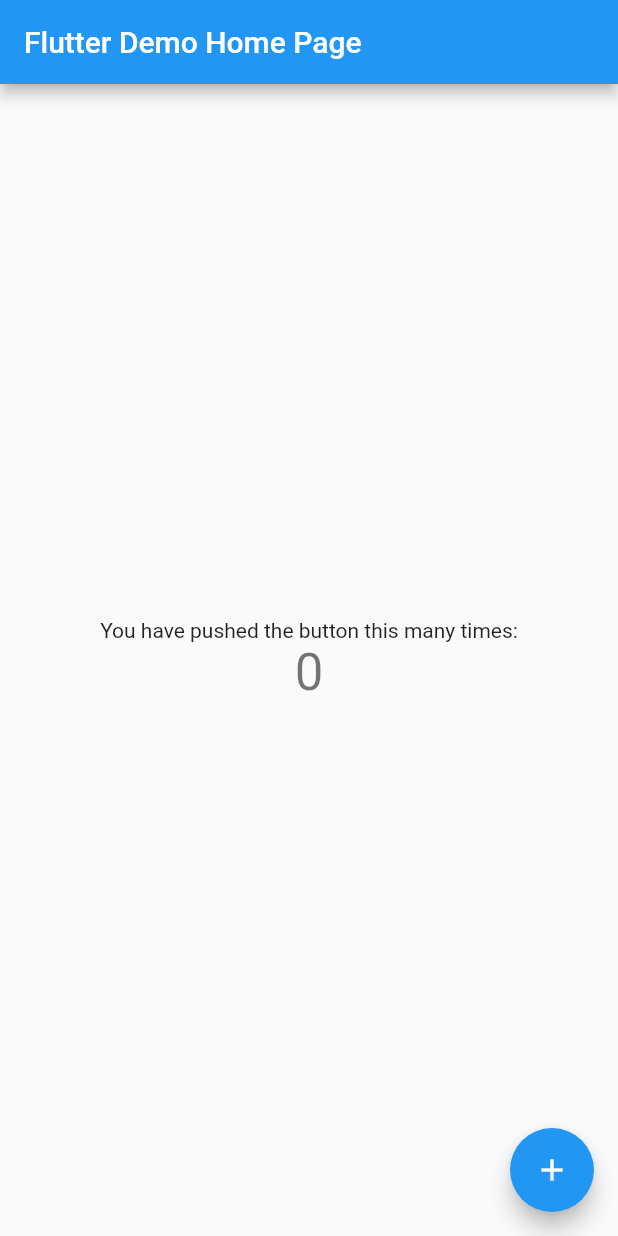
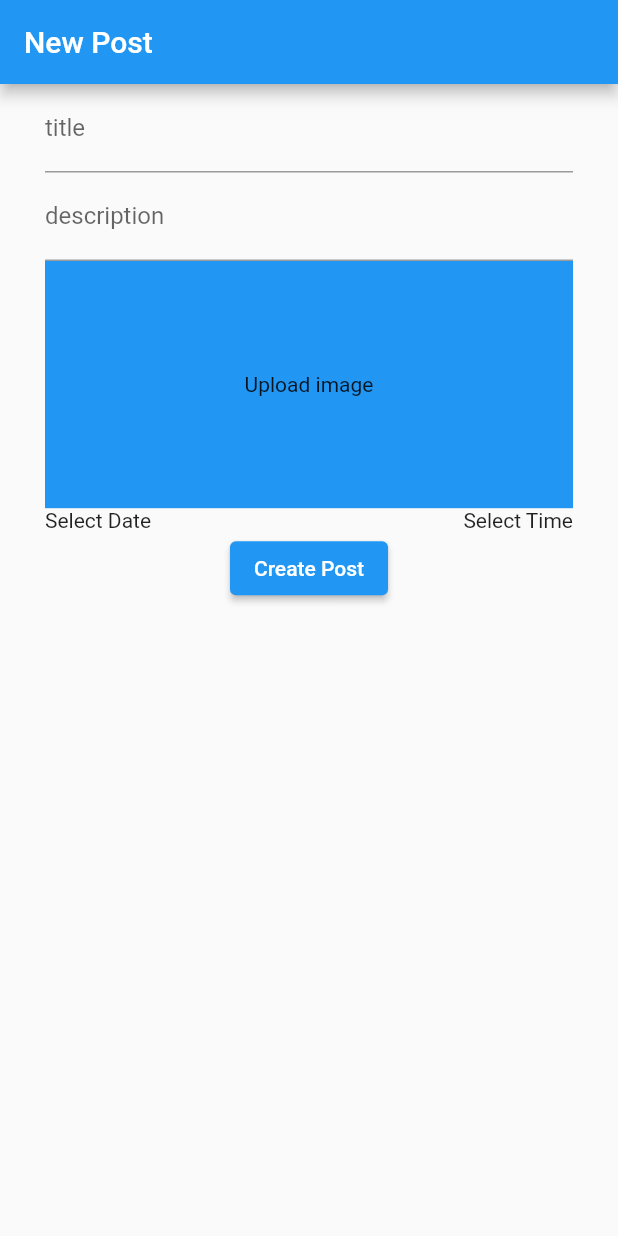
Before and after one commit to mhabdulbaaki/thrift-app, a Flutter app: the screen it shows after launch, on a phone screen of 412 x 824 dp. Run offline on Flutter 3.47's test engine with Material 2 defaults, Android fonts, the phone set to English and light mode, and no system bars; our stand-ins replace image_picker.

Commit message:
create post

```diff
--- a/thrift_app/lib/main.dart
+++ b/thrift_app/lib/main.dart
@@ -1,113 +1,21 @@
 import 'package:flutter/material.dart';
+import 'package:thrift_app/ui/screens/create_post.dart';
 
+const String kAppTitle = 'Thrift Shop';
+const String kAppBarTitle = 'Upcoming Events';
 void main() {
-  runApp(MyApp());
+  runApp(ThriftApp());
 }
 
-class MyApp extends StatelessWidget {
-  // This widget is the root of your application.
+class ThriftApp extends StatelessWidget {
   @override
   Widget build(BuildContext context) {
     return MaterialApp(
-      title: 'Flutter Demo',
+      title: kAppTitle,
       theme: ThemeData(
-        // This is the theme of your application.
-        //
-        // Try running your application with "flutter run". You'll see the
-        // application has a blue toolbar. Then, without quitting the app, try
-        // changing the primarySwatch below to Colors.green and then invoke
-        // "hot reload" (press "r" in the console where you ran "flutter run",
-        // or simply save your changes to "hot reload" in a Flutter IDE).
-        // Notice that the counter didn't reset back to zero; the application
-        // is not restarted.
         primarySwatch: Colors.blue,
       ),
-      home: MyHomePage(title: 'Flutter Demo Home Page'),
+      home: CreatePost(),
     );
   }
 }
-
-class MyHomePage extends StatefulWidget {
-  MyHomePage({Key key, this.title}) : super(key: key);
-
-  // This widget is the home page of your application. It is stateful, meaning
-  // that it has a State object (defined below) that contains fields that affect
-  // how it looks.
-
-  // This class is the configuration for the state. It holds the values (in this
-  // case the title) provided by the parent (in this case the App widget) and
-  // used by the build method of the State. Fields in a Widget subclass are
-  // always marked "final".
-
-  final String title;
-
-  @override
-  _MyHomePageState createState() => _MyHomePageState();
-}
-
-class _MyHomePageState extends State<MyHomePage> {
-  int _counter = 0;
-
-  void _incrementCounter() {
-    setState(() {
-      // This call to setState tells the Flutter framework that something has
-      // changed in this State, which causes it to rerun the build method below
-      // so that the display can reflect the updated values. If we changed
-      // _counter without calling setState(), then the build method would not be
-      // called again, and so nothing would appear to happen.
-      _counter++;
-    });
-  }
-
-  @override
-  Widget build(BuildContext context) {
-    // This method is rerun every time setState is called, for instance as done
-    // by the _incrementCounter method above.
-    //
-    // The Flutter framework has been optimized to make rerunning build methods
-    // fast, so that you can just rebuild anything that needs updating rather
-    // than having to individually change instances of widgets.
-    return Scaffold(
-      appBar: AppBar(
-        // Here we take the value from the MyHomePage object that was created by
-        // the App.build method, and use it to set our appbar title.
-        title: Text(widget.title),
-      ),
-      body: Center(
-        // Center is a layout widget. It takes a single child and positions it
-        // in the middle of the parent.
-        child: Column(
-          // Column is also a layout widget. It takes a list of children and
-          // arranges them vertically. By default, it sizes itself to fit its
-          // children horizontally, and tries to be as tall as its parent.
-          //
-          // Invoke "debug painting" (press "p" in the console, choose the
-          // "Toggle Debug Paint" action from the Flutter Inspector in Android
-          // Studio, or the "Toggle Debug Paint" command in Visual Studio Code)
-          // to see the wireframe for each widget.
-          //
-          // Column has various properties to control how it sizes itself and
-          // how it positions its children. Here we use mainAxisAlignment to
-          // center the children vertically; the main axis here is the vertical
-          // axis because Columns are vertical (the cross axis would be
-          // horizontal).
-          mainAxisAlignment: MainAxisAlignment.center,
-          children: <Widget>[
-            Text(
-              'You have pushed the button this many times:',
-            ),
-            Text(
-              '$_counter',
-              style: Theme.of(context).textTheme.headline4,
-            ),
-          ],
-        ),
-      ),
-      floatingActionButton: FloatingActionButton(
-        onPressed: _incrementCounter,
-        tooltip: 'Increment',
-        child: Icon(Icons.add),
-      ), // This trailing comma makes auto-formatting nicer for build methods.
-    );
-  }
-}
--- /dev/null
+++ b/thrift_app/lib/posts.dart
@@ -0,0 +1,36 @@
+import 'dart:io';
+
+class Posts {
+  String title;
+  String description;
+  String _imagePath;
+  Map location;
+  String category;
+  DateTime _dateTime;
+
+  Posts();
+
+  void setImagePath(String imagePath) {
+    this._imagePath = imagePath;
+  }
+
+  get getImageFile => File(this._imagePath);
+
+  void setDateTime(DateTime dateTime) {
+    this._dateTime = dateTime;
+  }
+
+  get getDateTime => this._dateTime;
+
+  void setTitle(String title) {
+    this.title = title;
+  }
+
+  get getTitle => this.title;
+
+  void setDescription(String desc) {
+    this.description = desc;
+  }
+
+  get getDescription => this.description;
+}
--- /dev/null
+++ b/thrift_app/lib/res/numerical_vals.dart
@@ -0,0 +1,2 @@
+const titleLength = 5;
+const descriptionLength = 20;
--- /dev/null
+++ b/thrift_app/lib/res/string_values.dart
@@ -0,0 +1,7 @@
+const String kCreatePostTitle = 'New Post';
+const String kCreatePostButton = 'Create Post';
+const String kDecoTitle = 'title';
+const String kDecoDesc = 'description';
+const String kDate = 'Select Date';
+const String kTime = 'Select Time';
+const String kDialogTitle = 'Select Image source';
--- /dev/null
+++ b/thrift_app/lib/ui/screens/create_post.dart
@@ -0,0 +1,162 @@
+import 'dart:io';
+
+import 'package:flutter/material.dart';
+import 'package:image_picker/image_picker.dart';
+import 'package:intl/intl.dart';
+import 'package:thrift_app/res/string_values.dart';
+import 'package:thrift_app/utilities/decoration.dart';
+import 'package:thrift_app/utilities/validator.dart';
+
+const String kGallery = 'Gallery';
+const String kCamera = 'Camera';
+
+class CreatePost extends StatefulWidget {
+  @override
+  _CreatePostState createState() => _CreatePostState();
+}
+
+class _CreatePostState extends State<CreatePost> {
+  final formKey = GlobalKey<FormState>();
+
+  final picker = ImagePicker();
+
+  final TextEditingController titleController = TextEditingController();
+
+  final TextEditingController descriptionController = TextEditingController();
+
+  final TextEditingController locationController = TextEditingController();
+  File imageFile;
+  var date;
+  var time;
+
+  @override
+  Widget build(BuildContext context) {
+    final colorScheme = Theme.of(context).colorScheme;
+    Size size = MediaQuery.of(context).size;
+    return Scaffold(
+      appBar: AppBar(
+        title: Text(kCreatePostTitle),
+      ),
+      body: Form(
+        key: formKey,
+        child: Padding(
+          padding: const EdgeInsets.symmetric(
+            horizontal: 30,
+          ),
+          child: SingleChildScrollView(
+            child: Column(
+              children: [
+                TextFormField(
+                  decoration: iDecoratorion(kDecoTitle),
+                  controller: titleController,
+                  validator: (value) {
+                    return Validator.titleValidator(value);
+                  },
+                ),
+                TextFormField(
+                  decoration: iDecoratorion(kDecoDesc),
+                  controller: descriptionController,
+                  keyboardType: TextInputType.multiline,
+                  maxLines: null,
+                  validator: (value) {
+                    return Validator.descriptionValidator(value);
+                  },
+                ),
+                GestureDetector(
+                  onTap: () async {
+                    buildShowDialog(context);
+                  },
+                  child: Container(
+                    width: double.infinity,
+                    height: size.height * 0.2,
+                    color: colorScheme.primary,
+                    child: imageFile == null
+                        ? Center(
+                            child: Text('Upload image'),
+                          )
+                        : Image.file(imageFile),
+                  ),
+                ),
+                Row(
+                  mainAxisAlignment: MainAxisAlignment.spaceBetween,
+                  children: [
+                    GestureDetector(
+                      onTap: () async {
+                        final dateTime = await showDatePicker(
+                            context: context,
+                            initialDate: DateTime.now(),
+                            firstDate: DateTime.now(),
+                            lastDate: DateTime.now().add(Duration(days: 7)));
+
+                        if (dateTime != null) {
+                          setState(() {
+                            date = dateTime;
+                          });
+                        }
+                      },
+                      child: Text(date == null
+                          ? kDate
+                          : DateFormat('MMMMEEEEd').format(date)),
+                    ),
+                    GestureDetector(
+                      onTap: () async {
+                        final timeOfDay = await showTimePicker(
+                            context: context, initialTime: TimeOfDay.now());
+
+                        if (timeOfDay != null) {
+                          setState(() {
+                            time = timeOfDay;
+                          });
+                        }
+                      },
+                      child: Text(time == null ? kTime : time),
+                    ),
+                  ],
+                ),
+                ElevatedButton(
+                    onPressed: () {
+                      if (formKey.currentState.validate()) {
+                        print('form Valid');
+                      }
+                    },
+                    child: Text(kCreatePostButton)),
+              ],
+            ),
+          ),
+        ),
+      ),
+    );
+  }
+
+  Future buildShowDialog(BuildContext context) => showDialog(
+      context: context,
+      builder: (context) {
+        return AlertDialog(
+          title: Text(kDialogTitle),
+          content: Column(
+            mainAxisSize: MainAxisSize.min,
+            children: [
+              TextButton(
+                  onPressed: () async {
+                    await pickImage(ImageSource.gallery);
+                  },
+                  child: Text(kGallery)),
+              TextButton(
+                  onPressed: () async {
+                    await pickImage(ImageSource.camera);
+                  },
+                  child: Text(kCamera)),
+            ],
+          ),
+        );
+      });
+
+  Future<void> pickImage(ImageSource imageSource) async {
+    final pickedFile = await picker.getImage(source: imageSource);
+    setState(() {
+      if (pickedFile != null) {
+        imageFile = File(pickedFile.path);
+      }
+    });
+  }
+}
--- /dev/null
+++ b/thrift_app/lib/utilities/decoration.dart
@@ -0,0 +1,5 @@
+import 'package:flutter/material.dart';
+
+InputDecoration iDecoratorion(String label) {
+  return InputDecoration(labelText: label);
+}
--- /dev/null
+++ b/thrift_app/lib/utilities/validator.dart
@@ -0,0 +1,17 @@
+import 'package:thrift_app/res/numerical_vals.dart';
+
+class Validator {
+  static String titleValidator(title) {
+    if (title == null || title.length < titleLength) {
+      return 'title can\'t be empty or less than $titleLength characters';
+    }
+    return null;
+  }
+
+  static String descriptionValidator(desc) {
+    if (desc == null || desc.length < descriptionLength) {
+      return 'description should be at least $descriptionLength characters';
+    }
+    return null;
+  }
+}
--- a/thrift_app/pubspec.yaml
+++ b/thrift_app/pubspec.yaml
@@ -28,6 +28,9 @@ dependencies:
   # The following adds the Cupertino Icons font to your application.
   # Use with the CupertinoIcons class for iOS style icons.
   cupertino_icons: ^1.0.2
+  flutter_bloc: ^6.1.3
+  intl: ^0.17.0
+  image_picker: ^0.7.2+1
 
 dev_dependencies:
   flutter_test:
```
Also changed, not shown: thrift_app/lib/ui/components/button.dart (added), thrift_app/pubspec.lock, 8 other files.
